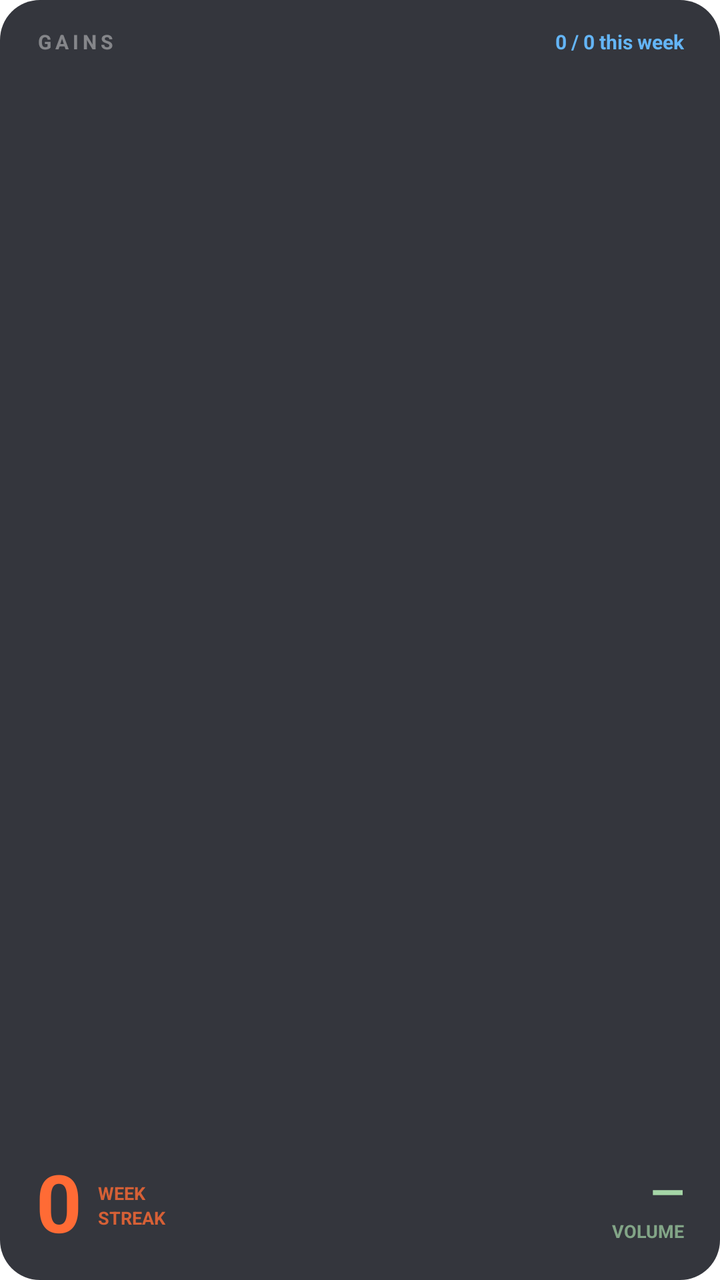
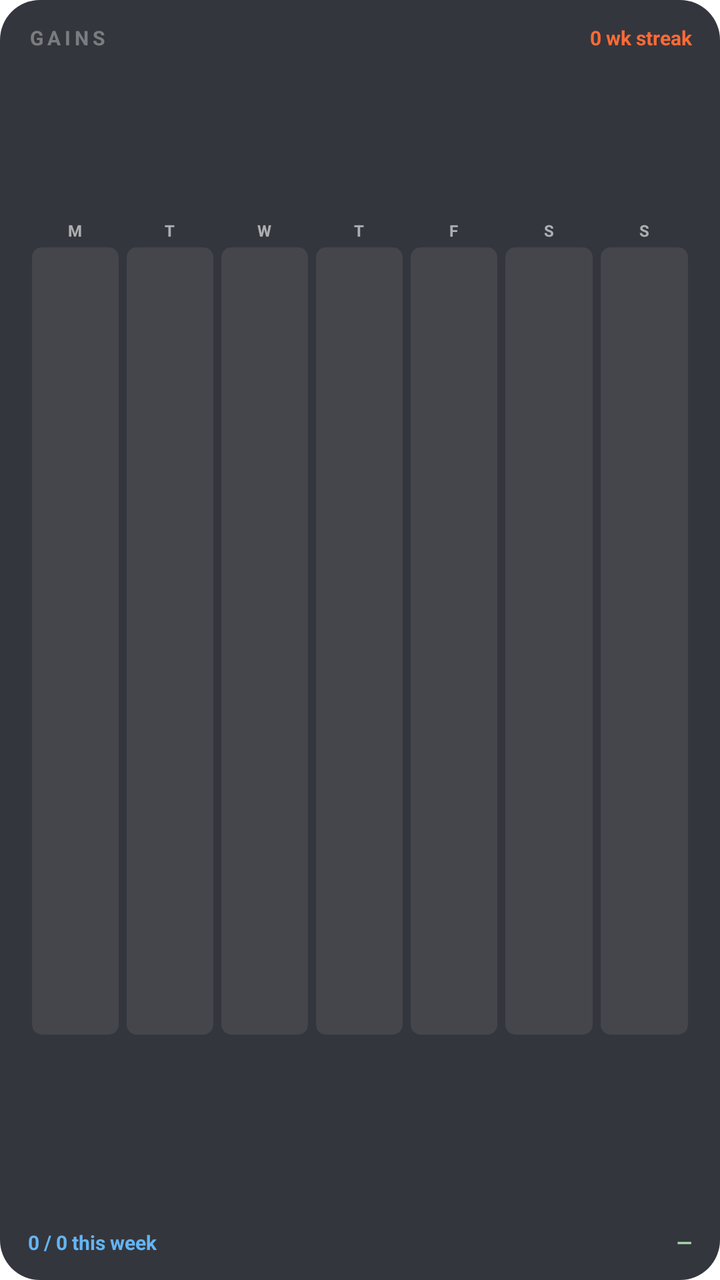

Before-and-after screenshots of an Android layout around one commit, followed by the original layout XML and the change that was made.
<!-- AndroidManifest.xml: fallback theme Theme.MaterialComponents.DayNight.NoActionBar -->
<!-- res/layout/gains_widget.xml -->
<?xml version="1.0" encoding="utf-8"?>
<LinearLayout xmlns:android="http://schemas.android.com/apk/res/android"
    android:id="@+id/widget_root_layout"
    android:layout_width="match_parent"
    android:layout_height="match_parent"
    android:orientation="vertical"
    android:background="@drawable/widget_background"
    android:paddingStart="18dp"
    android:paddingEnd="18dp"
    android:paddingTop="14dp"
    android:paddingBottom="14dp">

    
    <LinearLayout
        android:layout_width="match_parent"
        android:layout_height="wrap_content"
        android:orientation="horizontal">

        <TextView
            android:layout_width="0dp"
            android:layout_height="wrap_content"
            android:layout_weight="1"
            android:text="GAINS"
            android:textColor="#FFFFFFFF"
            android:textSize="10sp"
            android:letterSpacing="0.2"
            android:textStyle="bold"
            android:alpha="0.4" />

        <TextView
            android:id="@+id/widget_weekly_label"
            android:layout_width="wrap_content"
            android:layout_height="wrap_content"
            android:text="0 / 0 this week"
            android:textColor="#64B5F6"
            android:textSize="10sp"
            android:textStyle="bold" />

    </LinearLayout>

    
    <TextView
        android:layout_width="match_parent"
        android:layout_height="0dp"
        android:layout_weight="1"
        android:text="" />

    
    <LinearLayout
        android:layout_width="match_parent"
        android:layout_height="wrap_content"
        android:orientation="horizontal"
        android:gravity="center_vertical">

        
        <TextView
            android:id="@+id/widget_streak_number"
            android:layout_width="wrap_content"
            android:layout_height="wrap_content"
            android:text="0"
            android:textColor="#FF6B35"
            android:textSize="40sp"
            android:textStyle="bold"
            android:includeFontPadding="false" />

        
        <LinearLayout
            android:layout_width="wrap_content"
            android:layout_height="wrap_content"
            android:orientation="vertical"
            android:layout_marginStart="8dp">

            <TextView
                android:layout_width="wrap_content"
                android:layout_height="wrap_content"
                android:text="WEEK"
                android:textColor="#FF6B35"
                android:textSize="9sp"
                android:textStyle="bold"
                android:alpha="0.8" />

            <TextView
                android:layout_width="wrap_content"
                android:layout_height="wrap_content"
                android:text="STREAK"
                android:textColor="#FF6B35"
                android:textSize="9sp"
                android:textStyle="bold"
                android:alpha="0.8" />

        </LinearLayout>

        
        <TextView
            android:layout_width="0dp"
            android:layout_height="1dp"
            android:layout_weight="1"
            android:text="" />

        
        <LinearLayout
            android:layout_width="wrap_content"
            android:layout_height="wrap_content"
            android:orientation="vertical"
            android:gravity="end">

            <TextView
                android:id="@+id/widget_volume"
                android:layout_width="wrap_content"
                android:layout_height="wrap_content"
                android:text="—"
                android:textColor="#A5D6A7"
                android:textSize="22sp"
                android:textStyle="bold"
                android:gravity="end"
                android:includeFontPadding="false" />

            <TextView
                android:layout_width="wrap_content"
                android:layout_height="wrap_content"
                android:text="VOLUME"
                android:textColor="#A5D6A7"
                android:textSize="9sp"
                android:textStyle="bold"
                android:gravity="end"
                android:alpha="0.7" />

        </LinearLayout>

    </LinearLayout>

</LinearLayout>
<!-- resources referenced by this layout -->
<resources>
  <!-- drawable widget_background (drawable) -->
  <?xml version="1.0" encoding="utf-8"?>
  <shape xmlns:android="http://schemas.android.com/apk/res/android"
      android:shape="rectangle">
      <solid android:color="#E61E2128" />
      <corners android:radius="20dp" />
  </shape>
</resources>

<!-- the commit's change to res/layout/gains_widget.xml (unified diff, before → after) -->
@@ -5,45 +5,10 @@
     android:layout_height="match_parent"
     android:orientation="vertical"
     android:background="@drawable/widget_background"
-    android:paddingStart="18dp"
-    android:paddingEnd="18dp"
-    android:paddingTop="14dp"
-    android:paddingBottom="14dp">
-
-    
-    <LinearLayout
-        android:layout_width="match_parent"
-        android:layout_height="wrap_content"
-        android:orientation="horizontal">
-
-        <TextView
-            android:layout_width="0dp"
-            android:layout_height="wrap_content"
-            android:layout_weight="1"
-            android:text="GAINS"
-            android:textColor="#FFFFFFFF"
-            android:textSize="10sp"
-            android:letterSpacing="0.2"
-            android:textStyle="bold"
-            android:alpha="0.4" />
-
-        <TextView
-            android:id="@+id/widget_weekly_label"
-            android:layout_width="wrap_content"
-            android:layout_height="wrap_content"
-            android:text="0 / 0 this week"
-            android:textColor="#64B5F6"
-            android:textSize="10sp"
-            android:textStyle="bold" />
-
-    </LinearLayout>
-
-    
-    <TextView
-        android:layout_width="match_parent"
-        android:layout_height="0dp"
-        android:layout_weight="1"
-        android:text="" />
+    android:paddingStart="14dp"
+    android:paddingEnd="14dp"
+    android:paddingTop="12dp"
+    android:paddingBottom="12dp">
 
     
     <LinearLayout
@@ -52,81 +17,199 @@
         android:orientation="horizontal"
         android:gravity="center_vertical">
 
-        
-        <TextView
-            android:id="@+id/widget_streak_number"
-            android:layout_width="wrap_content"
-            android:layout_height="wrap_content"
-            android:text="0"
-            android:textColor="#FF6B35"
-            android:textSize="40sp"
+        <TextView
+            android:layout_width="wrap_content"
+            android:layout_height="wrap_content"
+            android:text="GAINS"
+            android:textColor="#FFFFFFFF"
+            android:textSize="10sp"
+            android:letterSpacing="0.2"
             android:textStyle="bold"
-            android:includeFontPadding="false" />
-
-        
-        <LinearLayout
-            android:layout_width="wrap_content"
-            android:layout_height="wrap_content"
-            android:orientation="vertical"
-            android:layout_marginStart="8dp">
-
-            <TextView
-                android:layout_width="wrap_content"
-                android:layout_height="wrap_content"
-                android:text="WEEK"
-                android:textColor="#FF6B35"
-                android:textSize="9sp"
-                android:textStyle="bold"
-                android:alpha="0.8" />
-
-            <TextView
-                android:layout_width="wrap_content"
-                android:layout_height="wrap_content"
-                android:text="STREAK"
-                android:textColor="#FF6B35"
-                android:textSize="9sp"
-                android:textStyle="bold"
-                android:alpha="0.8" />
-
-        </LinearLayout>
-
-        
+            android:alpha="0.35" />
+
         <TextView
             android:layout_width="0dp"
             android:layout_height="1dp"
             android:layout_weight="1"
             android:text="" />
 
-        
-        <LinearLayout
-            android:layout_width="wrap_content"
-            android:layout_height="wrap_content"
-            android:orientation="vertical"
-            android:gravity="end">
-
-            <TextView
-                android:id="@+id/widget_volume"
-                android:layout_width="wrap_content"
-                android:layout_height="wrap_content"
-                android:text="—"
-                android:textColor="#A5D6A7"
-                android:textSize="22sp"
-                android:textStyle="bold"
-                android:gravity="end"
-                android:includeFontPadding="false" />
-
-            <TextView
-                android:layout_width="wrap_content"
-                android:layout_height="wrap_content"
-                android:text="VOLUME"
-                android:textColor="#A5D6A7"
-                android:textSize="9sp"
-                android:textStyle="bold"
-                android:gravity="end"
-                android:alpha="0.7" />
-
-        </LinearLayout>
+        <TextView
+            android:id="@+id/widget_streak_label"
+            android:layout_width="wrap_content"
+            android:layout_height="wrap_content"
+            android:text="0 wk streak"
+            android:textColor="#FF6B35"
+            android:textSize="10sp"
+            android:textStyle="bold" />
 
     </LinearLayout>
 
+    
+    <TextView
+        android:layout_width="match_parent"
+        android:layout_height="0dp"
+        android:layout_weight="0.6"
+        android:text="" />
+
+    
+    <LinearLayout
+        android:layout_width="match_parent"
+        android:layout_height="0dp"
+        android:layout_weight="3"
+        android:orientation="horizontal">
+
+        
+        <LinearLayout android:layout_width="0dp" android:layout_height="match_parent"
+            android:layout_weight="1" android:orientation="vertical" android:gravity="center">
+            <TextView android:layout_width="wrap_content" android:layout_height="wrap_content"
+                android:id="@+id/day_0_label"
+                android:text="M" android:textColor="#99FFFFFF" android:textSize="8sp" android:textStyle="bold" />
+            <TextView android:layout_width="match_parent" android:layout_height="0dp"
+                android:layout_weight="1" android:layout_marginTop="3dp" android:layout_marginBottom="3dp"
+                android:layout_marginStart="2dp" android:layout_marginEnd="2dp"
+                android:id="@+id/day_0_box" android:background="@drawable/widget_day_future" android:text="" />
+            <TextView android:layout_width="wrap_content" android:layout_height="wrap_content"
+                android:id="@+id/day_0_detail"
+                android:text="" android:textColor="#66FFFFFF" android:textSize="7sp"
+                android:maxLines="1" android:gravity="center" />
+        </LinearLayout>
+
+        
+        <LinearLayout android:layout_width="0dp" android:layout_height="match_parent"
+            android:layout_weight="1" android:orientation="vertical" android:gravity="center">
+            <TextView android:layout_width="wrap_content" android:layout_height="wrap_content"
+                android:id="@+id/day_1_label"
+                android:text="T" android:textColor="#99FFFFFF" android:textSize="8sp" android:textStyle="bold" />
+            <TextView android:layout_width="match_parent" android:layout_height="0dp"
+                android:layout_weight="1" android:layout_marginTop="3dp" android:layout_marginBottom="3dp"
+                android:layout_marginStart="2dp" android:layout_marginEnd="2dp"
+                android:id="@+id/day_1_box" android:background="@drawable/widget_day_future" android:text="" />
+            <TextView android:layout_width="wrap_content" android:layout_height="wrap_content"
+                android:id="@+id/day_1_detail"
+                android:text="" android:textColor="#66FFFFFF" android:textSize="7sp"
+                android:maxLines="1" android:gravity="center" />
+        </LinearLayout>
+
+        
+        <LinearLayout android:layout_width="0dp" android:layout_height="match_parent"
+            android:layout_weight="1" android:orientation="vertical" android:gravity="center">
+            <TextView android:layout_width="wrap_content" android:layout_height="wrap_content"
+                android:id="@+id/day_2_label"
+                android:text="W" android:textColor="#99FFFFFF" android:textSize="8sp" android:textStyle="bold" />
+            <TextView android:layout_width="match_parent" android:layout_height="0dp"
+                android:layout_weight="1" android:layout_marginTop="3dp" android:layout_marginBottom="3dp"
+                android:layout_marginStart="2dp" android:layout_marginEnd="2dp"
+                android:id="@+id/day_2_box" android:background="@drawable/widget_day_future" android:text="" />
+            <TextView android:layout_width="wrap_content" android:layout_height="wrap_content"
+                android:id="@+id/day_2_detail"
+                android:text="" android:textColor="#66FFFFFF" android:textSize="7sp"
+                android:maxLines="1" android:gravity="center" />
+        </LinearLayout>
+
+        
+        <LinearLayout android:layout_width="0dp" android:layout_height="match_parent"
+            android:layout_weight="1" android:orientation="vertical" android:gravity="center">
+            <TextView android:layout_width="wrap_content" android:layout_height="wrap_content"
+                android:id="@+id/day_3_label"
+                android:text="T" android:textColor="#99FFFFFF" android:textSize="8sp" android:textStyle="bold" />
+            <TextView android:layout_width="match_parent" android:layout_height="0dp"
+                android:layout_weight="1" android:layout_marginTop="3dp" android:layout_marginBottom="3dp"
+                android:layout_marginStart="2dp" android:layout_marginEnd="2dp"
+                android:id="@+id/day_3_box" android:background="@drawable/widget_day_future" android:text="" />
+            <TextView android:layout_width="wrap_content" android:layout_height="wrap_content"
+                android:id="@+id/day_3_detail"
+                android:text="" android:textColor="#66FFFFFF" android:textSize="7sp"
+                android:maxLines="1" android:gravity="center" />
+        </LinearLayout>
+
+        
+        <LinearLayout android:layout_width="0dp" android:layout_height="match_parent"
+            android:layout_weight="1" android:orientation="vertical" android:gravity="center">
+            <TextView android:layout_width="wrap_content" android:layout_height="wrap_content"
+                android:id="@+id/day_4_label"
+                android:text="F" android:textColor="#99FFFFFF" android:textSize="8sp" android:textStyle="bold" />
+            <TextView android:layout_width="match_parent" android:layout_height="0dp"
+                android:layout_weight="1" android:layout_marginTop="3dp" android:layout_marginBottom="3dp"
+                android:layout_marginStart="2dp" android:layout_marginEnd="2dp"
+                android:id="@+id/day_4_box" android:background="@drawable/widget_day_future" android:text="" />
+            <TextView android:layout_width="wrap_content" android:layout_height="wrap_content"
+                android:id="@+id/day_4_detail"
+                android:text="" android:textColor="#66FFFFFF" android:textSize="7sp"
+                android:maxLines="1" android:gravity="center" />
+        </LinearLayout>
+
+        
+        <LinearLayout android:layout_width="0dp" android:layout_height="match_parent"
+            android:layout_weight="1" android:orientation="vertical" android:gravity="center">
+            <TextView android:layout_width="wrap_content" android:layout_height="wrap_content"
+                android:id="@+id/day_5_label"
+                android:text="S" android:textColor="#99FFFFFF" android:textSize="8sp" android:textStyle="bold" />
+            <TextView android:layout_width="match_parent" android:layout_height="0dp"
+                android:layout_weight="1" android:layout_marginTop="3dp" android:layout_marginBottom="3dp"
+                android:layout_marginStart="2dp" android:layout_marginEnd="2dp"
+                android:id="@+id/day_5_box" android:background="@drawable/widget_day_future" android:text="" />
+            <TextView android:layout_width="wrap_content" android:layout_height="wrap_content"
+                android:id="@+id/day_5_detail"
+                android:text="" android:textColor="#66FFFFFF" android:textSize="7sp"
+                android:maxLines="1" android:gravity="center" />
+        </LinearLayout>
+
+        
+        <LinearLayout android:layout_width="0dp" android:layout_height="match_parent"
+            android:layout_weight="1" android:orientation="vertical" android:gravity="center">
+            <TextView android:layout_width="wrap_content" android:layout_height="wrap_content"
+                android:id="@+id/day_6_label"
+                android:text="S" android:textColor="#99FFFFFF" android:textSize="8sp" android:textStyle="bold" />
+            <TextView android:layout_width="match_parent" android:layout_height="0dp"
+                android:layout_weight="1" android:layout_marginTop="3dp" android:layout_marginBottom="3dp"
+                android:layout_marginStart="2dp" android:layout_marginEnd="2dp"
+                android:id="@+id/day_6_box" android:background="@drawable/widget_day_future" android:text="" />
+            <TextView android:layout_width="wrap_content" android:layout_height="wrap_content"
+                android:id="@+id/day_6_detail"
+                android:text="" android:textColor="#66FFFFFF" android:textSize="7sp"
+                android:maxLines="1" android:gravity="center" />
+        </LinearLayout>
+
+    </LinearLayout>
+
+    
+    <TextView
+        android:layout_width="match_parent"
+        android:layout_height="0dp"
+        android:layout_weight="0.6"
+        android:text="" />
+
+    
+    <LinearLayout
+        android:layout_width="match_parent"
+        android:layout_height="wrap_content"
+        android:orientation="horizontal"
+        android:gravity="center_vertical">
+
+        <TextView
+            android:id="@+id/widget_weekly_label"
+            android:layout_width="wrap_content"
+            android:layout_height="wrap_content"
+            android:text="0 / 0 this week"
+            android:textColor="#64B5F6"
+            android:textSize="10sp"
+            android:textStyle="bold" />
+
+        <TextView
+            android:layout_width="0dp"
+            android:layout_height="1dp"
+            android:layout_weight="1"
+            android:text="" />
+
+        <TextView
+            android:id="@+id/widget_volume"
+            android:layout_width="wrap_content"
+            android:layout_height="wrap_content"
+            android:text="—"
+            android:textColor="#A5D6A7"
+            android:textSize="10sp"
+            android:textStyle="bold" />
+
+    </LinearLayout>
+
 </LinearLayout>
<!-- resource entries referenced after the edit -->
@@ -7,5 +7,12 @@
       <solid android:color="#E61E2128" />
       <corners android:radius="20dp" />
   </shape>
+  <!-- drawable widget_day_future (drawable) -->
+  <?xml version="1.0" encoding="utf-8"?>
+  <shape xmlns:android="http://schemas.android.com/apk/res/android"
+      android:shape="rectangle">
+      <solid android:color="#14FFFFFF" />
+      <corners android:radius="5dp" />
+  </shape>
 </resources>
 
